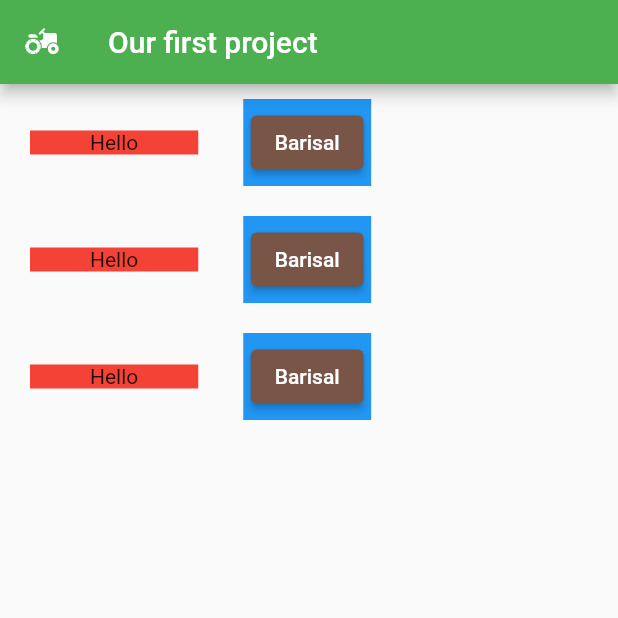
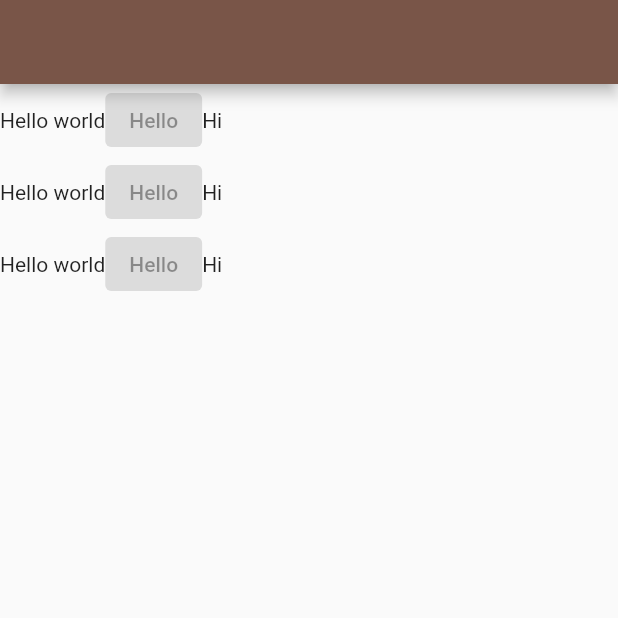
Before and after one commit to TarekFaysal/flutter_project_3, a Flutter app: the screen it shows after launch, on a phone screen of 412 x 824 dp, the top half of it. Run offline on Flutter 3.47's test engine with Material 2 defaults, Android fonts, the phone set to English and light mode, and no system bars.

Commit message:
row column text button

```diff
--- a/lib/screens/welcome/welcome_screen.dart
+++ b/lib/screens/welcome/welcome_screen.dart
@@ -6,63 +6,31 @@ class WelcomeScreen extends StatelessWidget {
   @override
   Widget build(BuildContext context) {
     return Scaffold(
-      appBar: AppBar(
-        leading: IconButton(
-          icon: Icon(Icons.agriculture),
-          onPressed: () {},
-        ),
-        backgroundColor: Colors.green,
-        title: Text("Our first project"),
-      ),
+        appBar: AppBar(),
         body: Column(
           children: [
             Row(
               children: [
-              Container(
-                  color: Colors.red,
-                  margin: EdgeInsets.all(20),
-                  padding: EdgeInsets.symmetric(horizontal: 40),
-                  child: Text("Hello")),
-              Container(
-                  color: Colors.blue,
-                  margin: EdgeInsets.all(10),
-                  padding: EdgeInsets.all(5),
-                  child:
-                      ElevatedButton(onPressed: () {}, child: Text("Barisal")))
+                Text("Hello world"),
+                ElevatedButton(onPressed: null, child: Text("Hello")),
+                Text("Hi")
               ],
             ),
             Row(
               children: [
-              Container(
-                  color: Colors.red,
-                  margin: EdgeInsets.all(20),
-                  padding: EdgeInsets.symmetric(horizontal: 40),
-                  child: Text("Hello")),
-              Container(
-                  color: Colors.blue,
-                  margin: EdgeInsets.all(10),
-                  padding: EdgeInsets.all(5),
-                  child:
-                      ElevatedButton(onPressed: () {}, child: Text("Barisal")))
+                Text("Hello world"),
+                ElevatedButton(onPressed: null, child: Text("Hello")),
+                Text("Hi")
               ],
             ),
             Row(
               children: [
-              Container(
-                  color: Colors.red,
-                  margin: EdgeInsets.all(20),
-                  padding: EdgeInsets.symmetric(horizontal: 40),
-                  child: Text("Hello")),
-              Container(
-                  color: Colors.blue,
-                  margin: EdgeInsets.all(10),
-                  padding: EdgeInsets.all(5),
-                  child:
-                      ElevatedButton(onPressed: () {}, child: Text("Barisal")))
+                Text("Hello world"),
+                ElevatedButton(onPressed: null, child: Text("Hello")),
+                Text("Hi")
               ],
-          ),
+            )
           ],
-      ),
-    );
+        ));
   }
 }
```
Lines whose indentation alone changed are shown as unchanged.
